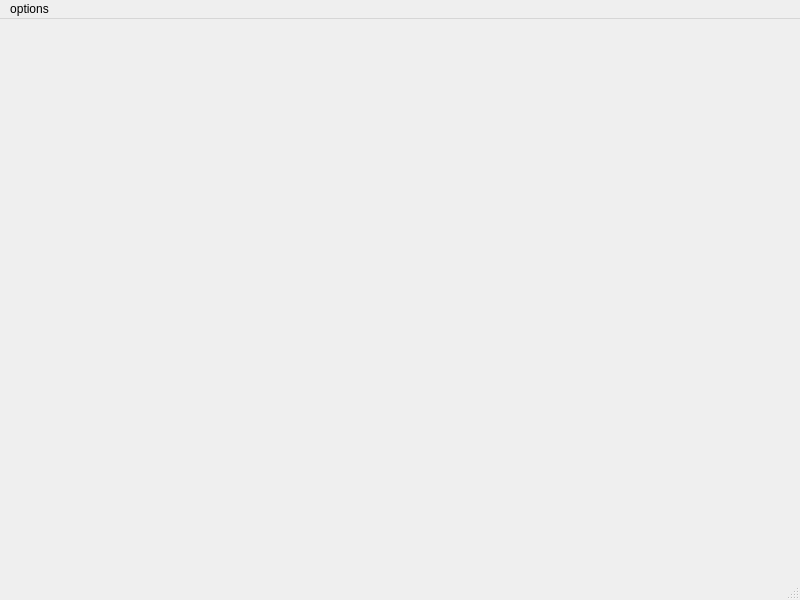
Old version of the form Project_AA/safheasli.ui in the repository AmirHasanTaban/IUT-Messanger.
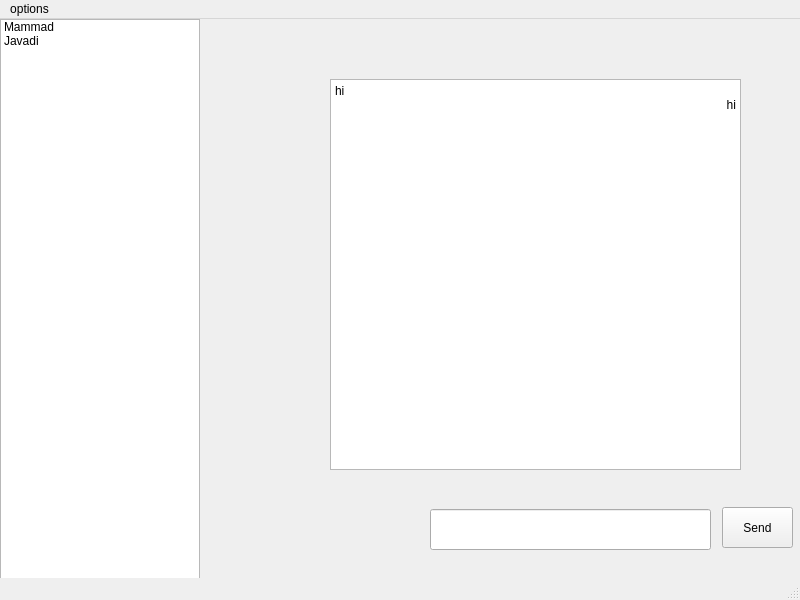
New version of the form.

Patch:
```diff
--- a/Project_AA/safheasli.ui
+++ b/Project_AA/safheasli.ui
@@ -13,7 +13,85 @@
   <property name="windowTitle">
    <string>MainWindow</string>
   </property>
-  <widget class="QWidget" name="centralwidget"/>
+  <widget class="QWidget" name="centralwidget">
+   <widget class="QListWidget" name="listWidget">
+    <property name="geometry">
+     <rect>
+      <x>0</x>
+      <y>0</y>
+      <width>200</width>
+      <height>600</height>
+     </rect>
+    </property>
+    <item>
+     <property name="text">
+      <string>Mammad</string>
+     </property>
+    </item>
+    <item>
+     <property name="text">
+      <string>Javadi</string>
+     </property>
+    </item>
+   </widget>
+   <widget class="QStackedWidget" name="stackedWidget">
+    <property name="geometry">
+     <rect>
+      <x>200</x>
+      <y>0</y>
+      <width>600</width>
+      <height>600</height>
+     </rect>
+    </property>
+    <widget class="QWidget" name="page">
+     <widget class="QTextBrowser" name="textBrowser_asli">
+      <property name="geometry">
+       <rect>
+        <x>130</x>
+        <y>60</y>
+        <width>411</width>
+        <height>391</height>
+       </rect>
+      </property>
+      <property name="html">
+       <string>&lt;!DOCTYPE HTML PUBLIC &quot;-//W3C//DTD HTML 4.0//EN&quot; &quot;http://www.w3.org/TR/REC-html40/strict.dtd&quot;&gt;
+&lt;html&gt;&lt;head&gt;&lt;meta name=&quot;qrichtext&quot; content=&quot;1&quot; /&gt;&lt;meta charset=&quot;utf-8&quot; /&gt;&lt;style type=&quot;text/css&quot;&gt;
+p, li { white-space: pre-wrap; }
+hr { height: 1px; border-width: 0; }
+li.unchecked::marker { content: &quot;\2610&quot;; }
+li.checked::marker { content: &quot;\2612&quot;; }
+&lt;/style&gt;&lt;/head&gt;&lt;body style=&quot; font-family:'Segoe UI'; font-size:9pt; font-weight:400; font-style:normal;&quot;&gt;
+&lt;p style=&quot; margin-top:0px; margin-bottom:0px; margin-left:0px; margin-right:0px; -qt-block-indent:0; text-indent:0px;&quot;&gt;hi&lt;/p&gt;
+&lt;p align=&quot;right&quot; style=&quot; margin-top:0px; margin-bottom:0px; margin-left:0px; margin-right:0px; -qt-block-indent:0; text-indent:0px;&quot;&gt;hi&lt;/p&gt;&lt;/body&gt;&lt;/html&gt;</string>
+      </property>
+     </widget>
+     <widget class="QPushButton" name="pushButton">
+      <property name="geometry">
+       <rect>
+        <x>522</x>
+        <y>488</y>
+        <width>71</width>
+        <height>41</height>
+       </rect>
+      </property>
+      <property name="text">
+       <string>Send</string>
+      </property>
+     </widget>
+     <widget class="QLineEdit" name="lineEdit_asli">
+      <property name="geometry">
+       <rect>
+        <x>230</x>
+        <y>490</y>
+        <width>281</width>
+        <height>41</height>
+       </rect>
+      </property>
+     </widget>
+    </widget>
+    <widget class="QWidget" name="page_2"/>
+   </widget>
+  </widget>
   <widget class="QMenuBar" name="menubar">
    <property name="geometry">
     <rect>
```
